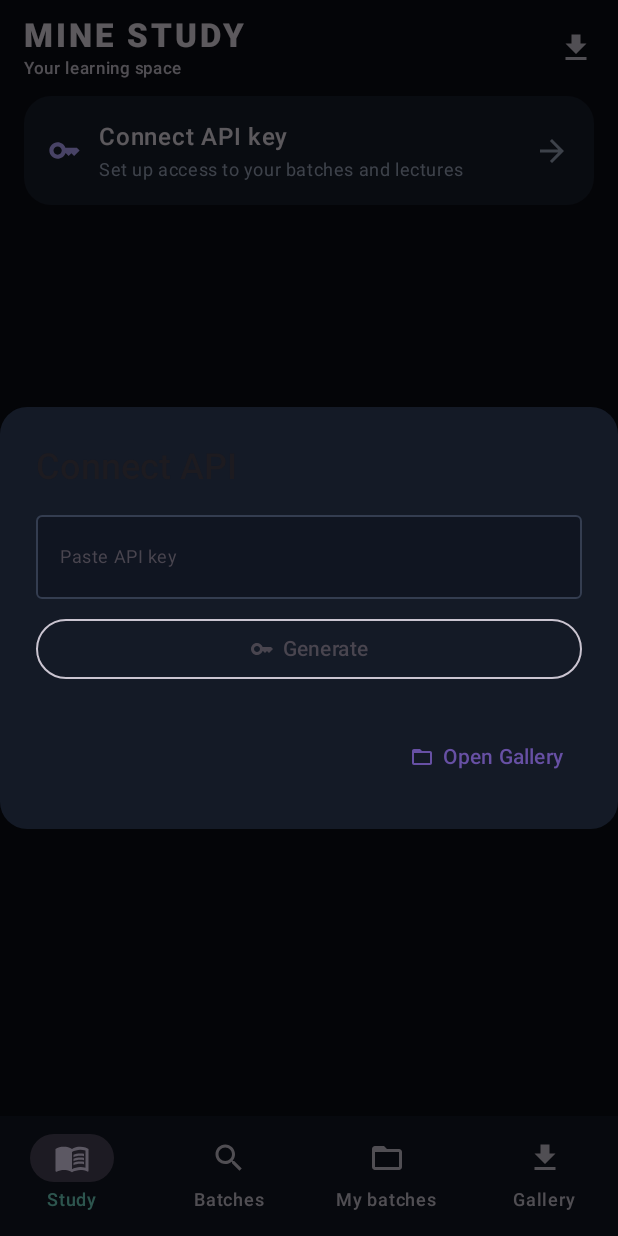
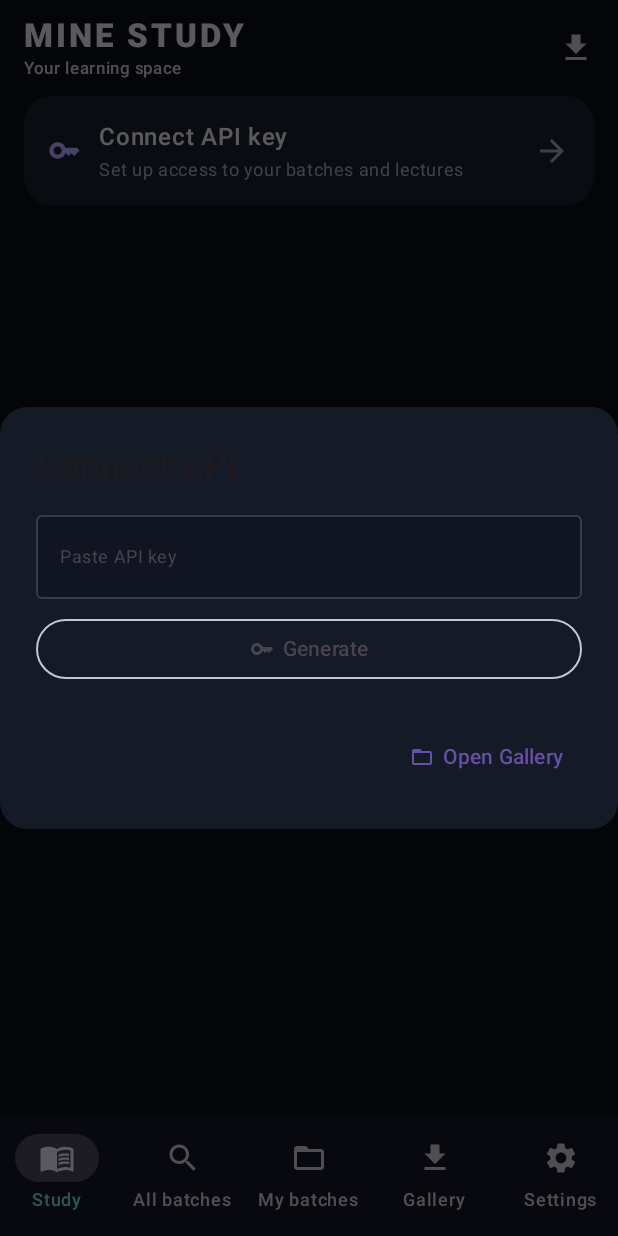
Before and after one commit to dark-shadowblade/Mine-Study-Android-Backup, an Android app built with Jetpack Compose: the screen it shows after launch (MainActivity), on a phone screen of 412 x 824 dp. Run offline under Robolectric (Android 15) with nearby library versions, the phone set to English and light mode, and no system bars; libraries missing offline, so code that uses them is left out: com.google.android.exoplayer2; pictures from the network do not load.

Commit message:
Fix screen layout and add settings navigation

```diff
--- a/app/src/main/java/com/minstudy/app/MainActivity.kt
+++ b/app/src/main/java/com/minstudy/app/MainActivity.kt
@@ -131,7 +131,7 @@ data class BatchInfo(val id: String, val name: String, val language: String = ""
 class MainActivity : ComponentActivity() {
     override fun onCreate(savedInstanceState: Bundle?) {
         super.onCreate(savedInstanceState)
-        setContent { MineStudyApp(); AutoUpdateChecker() }
+        setContent { MineStudyApp() }
         if (Build.VERSION.SDK_INT >= 33 && checkSelfPermission(android.Manifest.permission.POST_NOTIFICATIONS) != android.content.pm.PackageManager.PERMISSION_GRANTED) {
             requestPermissions(arrayOf(android.Manifest.permission.POST_NOTIFICATIONS), 4107)
         }
@@ -1086,7 +1086,7 @@ private fun MineStudyApp() {
                 }
             },
             bottomBar = {
-                if (screen in setOf("home", "all_batches", "my_batches", "downloads")) {
+                if (screen in setOf("home", "all_batches", "my_batches", "downloads", "settings")) {
                     NavigationBar(containerColor = Color(0xFF111622)) {
                         NavigationBarItem(
                             selected = screen == "home",
@@ -1098,7 +1098,7 @@ private fun MineStudyApp() {
                             selected = screen == "all_batches",
                             onClick = { screen = "all_batches" },
                             icon = { Icon(Icons.Default.Search, contentDescription = null) },
-                            label = { Text("Batches") }
+                            label = { Text("All batches") }
                         )
                         NavigationBarItem(
                             selected = screen == "my_batches",
@@ -1112,6 +1112,12 @@ private fun MineStudyApp() {
                             icon = { Icon(Icons.Default.Download, contentDescription = null) },
                             label = { Text("Gallery") }
                         )
+                        NavigationBarItem(
+                            selected = screen == "settings",
+                            onClick = { screen = "settings" },
+                            icon = { Icon(Icons.Default.Settings, contentDescription = null) },
+                            label = { Text("Settings") }
+                        )
                     }
                 }
             },
@@ -1119,6 +1125,7 @@ private fun MineStudyApp() {
         ) { padding ->
             Column(Modifier.fillMaxSize().padding(padding).padding(horizontal = if (screen == "player") 0.dp else 16.dp)) {
                 AnimatedContent(
+                    modifier = Modifier.weight(1f).fillMaxWidth(),
                     targetState = screen,
                     transitionSpec = {
                         (fadeIn(tween(170)) + slideInHorizontally(tween(170)) { it / 24 }) togetherWith
@@ -1126,7 +1133,8 @@ private fun MineStudyApp() {
                     },
                     label = "screen-transition"
                 ) { activeScreen ->
-                when (activeScreen) {
+                    Column(Modifier.fillMaxSize()) {
+                    when (activeScreen) {
                     "home" -> {
                         if (apiKey.isBlank()) {
                             Card(
@@ -1639,8 +1647,10 @@ private fun MineStudyApp() {
                             downloadRecords = DownloadRepository.list(context)
                         }
                     }
+                    "settings" -> UpdateSettingsScreen()
                 }
                 if (busy) LinearProgressIndicator(Modifier.fillMaxWidth().padding(top = 8.dp))
+                    }
                 }
             }
         }
```
